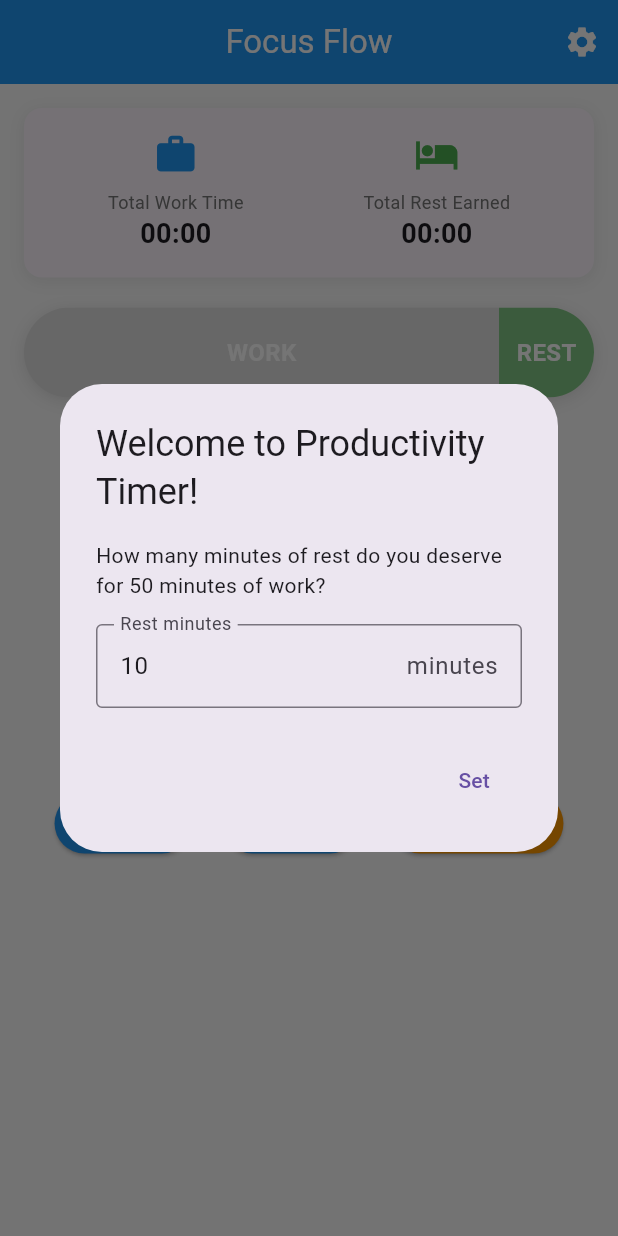
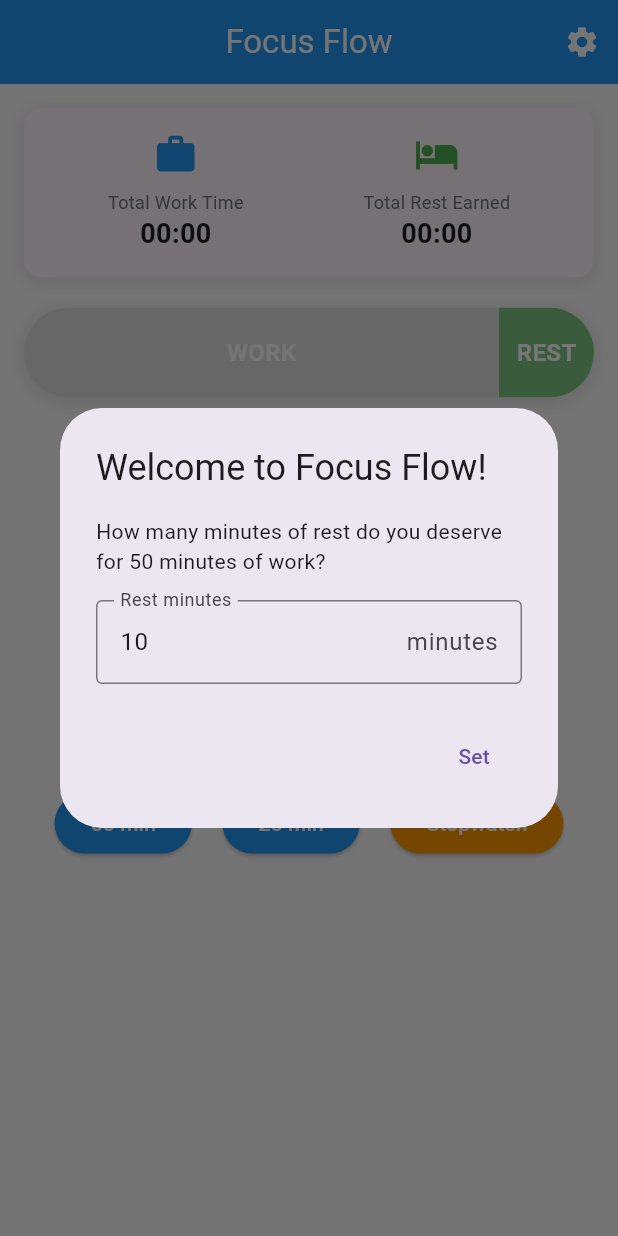
Before and after one commit to ankitraj4096/FocusFlow-Timer, a Flutter app: the screen it shows after launch, on a phone screen of 412 x 824 dp. Run offline on Flutter 3.47's test engine with Material 3 defaults, Android fonts, the light colour scheme and no system bars; our stand-ins replace fluttertoast, shared_preferences.

Commit message:
Update welcome dialog title in timer page
Changed the AlertDialog title from 'Welcome to Productivity Timer!' to 'Welcome to Focus Flow!' to reflect the updated app name.

```diff
--- a/lib/screens/timer_page.dart
+++ b/lib/screens/timer_page.dart
@@ -105,7 +105,7 @@ class _TimerPageState extends State<TimerPage> with TickerProviderStateMixin {
       context: context,
       barrierDismissible: false,
       builder: (context) => AlertDialog(
-        title: Text('Welcome to Productivity Timer!'),
+        title: Text('Welcome to Focus Flow!'),
         content: Column(
           mainAxisSize: MainAxisSize.min,
           children: [
```
